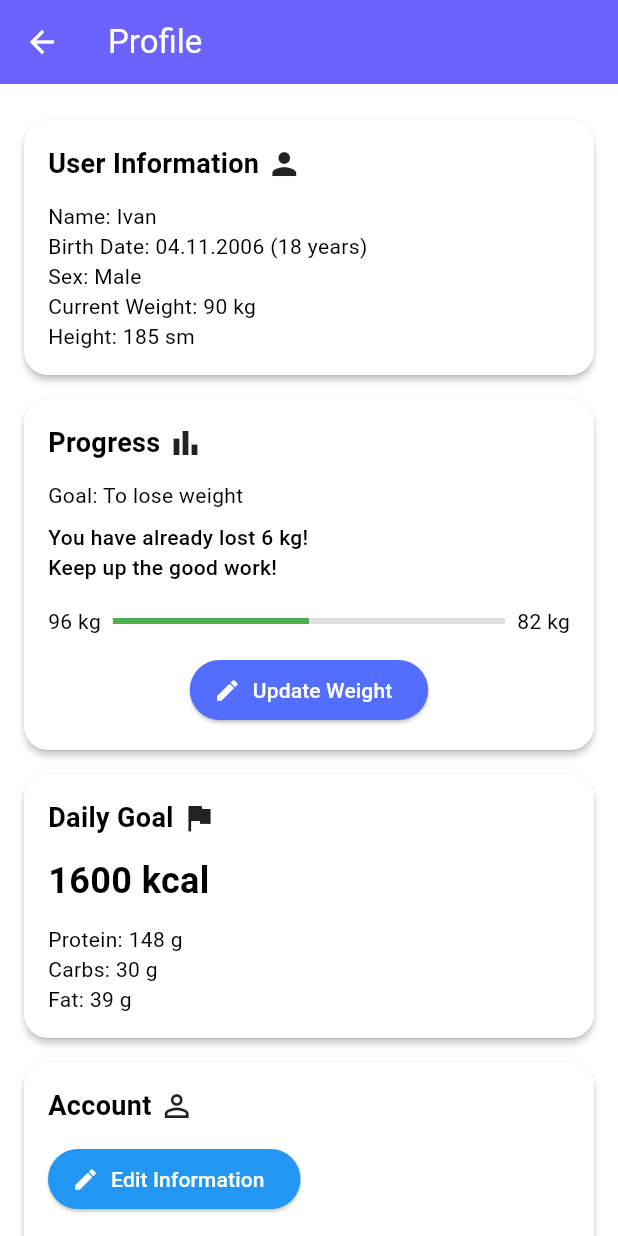
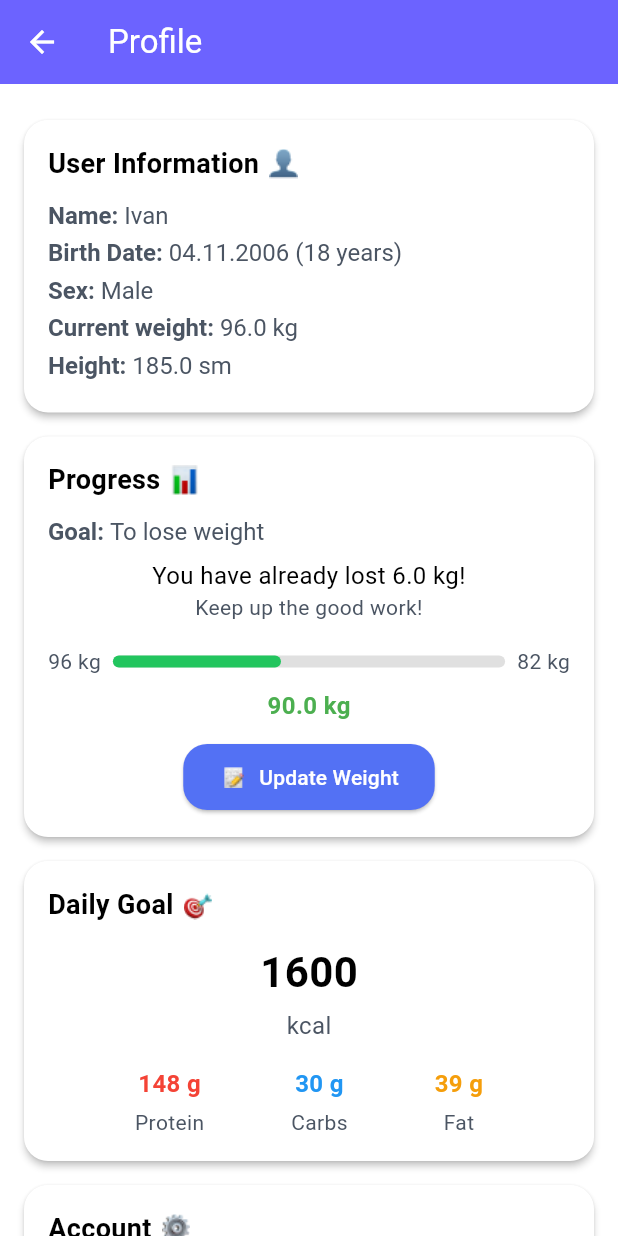
Before and after one commit to Retr0-46/BeGraceful, a Flutter app: the ProfileScreen screen opened by its route, on a phone screen of 412 x 824 dp. Run offline on Flutter 3.47's test engine with Material 3 defaults, Android fonts, the phone set to English and light mode, and no system bars; our stand-ins replace flutter_svg; project files that could hold a hidden picture were left out.

Commit message:
Improved UI

```diff
--- a/frontend/lib/src/ui/screens/profile/profile_screen.dart
+++ b/frontend/lib/src/ui/screens/profile/profile_screen.dart
@@ -1,24 +1,35 @@
 import 'package:flutter/material.dart';
-import 'package:frontend/src/ui/widgets/user_info_card.dart';
-import 'package:frontend/src/ui/widgets/progress_card.dart';
-import 'package:frontend/src/ui/widgets/daily_goal_card.dart';
-import 'package:frontend/src/ui/widgets/account_card.dart';
+import 'package:frontend/src/ui/widgets/profile_page/user_info_card.dart';
+import 'package:frontend/src/ui/widgets/profile_page/progress_card.dart';
+import 'package:frontend/src/ui/widgets/profile_page/daily_goal_card.dart';
+import 'package:frontend/src/ui/widgets/profile_page/account_card.dart';
+import 'package:frontend/src/models/registration_data.dart';
 
 class ProfileScreen extends StatelessWidget {
   const ProfileScreen({super.key});
 
   @override
   Widget build(BuildContext context) {
+final demoUser = RegistrationData()
+  ..username = 'Ivan'
+  ..gender = 'Male'
+  ..birthDate = DateTime(2006, 11, 4)
+  ..height = 185
+  ..weight = 96 // start weight from registartion
+  ..goal = 'To lose weight'
+  ..goalWeight = 82;
+
+final double currentWeight = 90;
     return Scaffold(
       appBar: AppBar(
         title: const Text('Profile'),
       ),
       body: SingleChildScrollView(
         child: Column(
-            children: const [
+            children: [
             SizedBox(height: 16),
-            UserInfoCard(),
-            ProgressCard(),
+            UserInfoCard(user: demoUser),
+            ProgressCard(user: demoUser, currentWeight: currentWeight),
             DailyGoalCard(),
             AccountCard(),
     ],
--- a/frontend/lib/src/ui/widgets/account_card.dart
+++ /dev/null
@@ -1,55 +0,0 @@
-import 'package:flutter/material.dart';
-
-class AccountCard extends StatelessWidget {
-  const AccountCard({super.key});
-
-  @override
-  Widget build(BuildContext context) {
-    return Card(
-      margin: const EdgeInsets.symmetric(horizontal: 16, vertical: 8),
-      shape: RoundedRectangleBorder(borderRadius: BorderRadius.circular(16)),
-      elevation: 2,
-      child: Padding(
-        padding: const EdgeInsets.all(16),
-        child: Column(
-          crossAxisAlignment: CrossAxisAlignment.start,
-          children: [
-            const Row(
-              children: [
-                Text(
-                  'Account ',
-                  style: TextStyle(fontSize: 18, fontWeight: FontWeight.bold),
-                ),
-                Icon(Icons.person_outline),
-              ],
-            ),
-            const SizedBox(height: 12),
-            ElevatedButton.icon(
-              onPressed: () {
-                // TODO: Реализовать переход к редактированию профиля
-              },
-              icon: const Icon(Icons.edit),
-              label: const Text('Edit Information'),
-              style: ElevatedButton.styleFrom(
-                backgroundColor: Colors.blue,
-                foregroundColor: Colors.white,
-              ),
-            ),
-            const SizedBox(height: 12),
-            ElevatedButton.icon(
-              onPressed: () {
-                // TODO: Реализовать логаут
-              },
-              icon: const Icon(Icons.logout),
-              label: const Text('Log Out'),
-              style: ElevatedButton.styleFrom(
-                backgroundColor: Colors.redAccent,
-                foregroundColor: Colors.white,
-              ),
-            ),
-          ],
-        ),
-      ),
-    );
-  }
-}
--- a/frontend/lib/src/ui/widgets/daily_goal_card.dart
+++ /dev/null
@@ -1,40 +0,0 @@
-import 'package:flutter/material.dart';
-
-class DailyGoalCard extends StatelessWidget {
-  const DailyGoalCard({super.key});
-
-  @override
-  Widget build(BuildContext context) {
-    return Card(
-      margin: const EdgeInsets.symmetric(horizontal: 16, vertical: 8),
-      shape: RoundedRectangleBorder(borderRadius: BorderRadius.circular(16)),
-      elevation: 2,
-      child: Padding(
-        padding: const EdgeInsets.all(16),
-        child: Column(
-          crossAxisAlignment: CrossAxisAlignment.start,
-          children: const [
-            Row(
-              children: [
-                Text(
-                  'Daily Goal ',
-                  style: TextStyle(fontSize: 18, fontWeight: FontWeight.bold),
-                ),
-                Icon(Icons.flag),
-              ],
-            ),
-            SizedBox(height: 12),
-            Text(
-              '1600 kcal',
-              style: TextStyle(fontSize: 24, fontWeight: FontWeight.bold),
-            ),
-            SizedBox(height: 12),
-            Text('Protein: 148 g'),
-            Text('Carbs: 30 g'),
-            Text('Fat: 39 g'),
-          ],
-        ),
-      ),
-    );
-  }
-}
--- /dev/null
+++ b/frontend/lib/src/ui/widgets/profile_page/account_card.dart
@@ -0,0 +1,96 @@
+import 'package:flutter/material.dart';
+
+class AccountCard extends StatelessWidget {
+  const AccountCard({super.key});
+
+  @override
+  Widget build(BuildContext context) {
+    return Card(
+      margin: const EdgeInsets.symmetric(horizontal: 16, vertical: 8),
+      shape: RoundedRectangleBorder(borderRadius: BorderRadius.circular(16)),
+      elevation: 2,
+      child: Padding(
+        padding: const EdgeInsets.all(16),
+        child: Column(
+          crossAxisAlignment: CrossAxisAlignment.start,
+          children: [
+            Row(
+              children: [
+                const Text(
+                  'Account ',
+                  style: TextStyle(fontSize: 18, fontWeight: FontWeight.w600),
+                ),
+                const SizedBox(width: 2),
+                Image.asset(
+                  'assets/images/profile_page/account_icon.png',
+                  height: 20,
+                  alignment: Alignment.bottomCenter,
+                ),
+              ],
+            ),
+            const SizedBox(height: 12),
+
+Center(
+  child: Column(
+    children: [
+     SizedBox(
+  width: 240,
+  child: OutlinedButton.icon(
+    onPressed: () {
+      // TODO: Edit info
+    },
+    icon: Image.asset(
+      'assets/images/profile_page/edit_icon.png',
+      height: 20,
+    ),
+    label: const Text(
+      'Edit Information',
+      style: TextStyle(
+        color: Colors.black,
+        fontWeight: FontWeight.w500,
+      ),
+    ),
+    style: OutlinedButton.styleFrom(
+      backgroundColor: Colors.white,
+      side: const BorderSide(color: Color(0xFFE5E7EB)),
+      shape: RoundedRectangleBorder(
+        borderRadius: BorderRadius.circular(12),
+      ),
+      padding: const EdgeInsets.symmetric(vertical: 12),
+    ),
+  ),
+),
+
+      const SizedBox(height: 12),
+
+      // Log Out
+      SizedBox(
+        width: 240,
+        child: ElevatedButton.icon(
+          onPressed: () {
+            // TODO: Реализовать logout
+          },
+          icon: Image.asset(
+            'assets/images/profile_page/logout_icon.png',
+            height: 20,
+          ),
+          label: const Text('Log Out'),
+          style: ElevatedButton.styleFrom(
+            backgroundColor: const Color(0xFFF87171),
+            foregroundColor: Colors.white,
+            shape: RoundedRectangleBorder(
+              borderRadius: BorderRadius.circular(12),
+            ),
+            padding: const EdgeInsets.symmetric(vertical: 12),
+          ),
+        ),
+      ),
+    ],
+  ),
+),
+          ],
+        ),
+      ),
+    );
+  }
+}
--- /dev/null
+++ b/frontend/lib/src/ui/widgets/profile_page/daily_goal_card.dart
@@ -0,0 +1,130 @@
+import 'package:flutter/material.dart';
+
+class DailyGoalCard extends StatelessWidget {
+  const DailyGoalCard({super.key});
+
+  @override
+  Widget build(BuildContext context) {
+    // TODO: Replace fake data for real calories, carbs, fats and proteins
+    final int calories = 1600;
+    final int protein = 148;
+    final int carbs = 30;
+    final int fat = 39;
+
+    return Card(
+      margin: const EdgeInsets.symmetric(horizontal: 16, vertical: 8),
+      shape: RoundedRectangleBorder(borderRadius: BorderRadius.circular(16)),
+      elevation: 2,
+      child: Padding(
+        padding: const EdgeInsets.all(16),
+        child: Column(
+          crossAxisAlignment: CrossAxisAlignment.start,
+          children: [
+            Row(
+              children: [
+                const Text(
+                  'Daily Goal ',
+                  style: TextStyle(fontSize: 18, fontWeight: FontWeight.w600),
+                ),
+                const SizedBox(width: 2),
+                Image.asset(
+                  'assets/images/profile_page/daily_goal_icon.png',
+                  height: 20,
+                  alignment: Alignment.bottomCenter,
+                ),
+              ],
+            ),
+            const SizedBox(height: 12),
+
+            Center(
+              child: Column(
+                children: [
+                  Text(
+                    '$calories',
+                    style: const TextStyle(
+                      fontSize: 28,
+                      fontWeight: FontWeight.bold,
+                    ),
+                  ),
+                  const SizedBox(height: 4),
+                  const Text(
+                    'kcal',
+                    style: TextStyle(
+                      fontSize: 16,
+                      color: Color(0xFF4B5563),
+                    ),
+                  ),
+                ],
+              ),
+            ),
+
+            const SizedBox(height: 16),
+
+            Row(
+              mainAxisAlignment: MainAxisAlignment.spaceEvenly,
+              children: [
+                Column(
+                  children: [
+                    Text(
+                      '$protein g',
+                      style: const TextStyle(
+                        color: Colors.red,
+                        fontWeight: FontWeight.w600,
+                        fontSize: 16,
+                      ),
+                    ),
+                    const SizedBox(height: 4),
+                    const Text(
+                      'Protein',
+                      style: TextStyle(
+                        color: Color(0xFF4B5563),
+                      ),
+                    ),
+                  ],
+                ),
+                Column(
+                  children: [
+                    Text(
+                      '$carbs g',
+                      style: const TextStyle(
+                        color: Colors.blue,
+                        fontWeight: FontWeight.w600,
+                        fontSize: 16,
+                      ),
+                    ),
+                    const SizedBox(height: 4),
+                    const Text(
+                      'Carbs',
+                      style: TextStyle(
+                        color: Color(0xFF4B5563),
+                      ),
+                    ),
+                  ],
+                ),
+                Column(
+                  children: [
+                    Text(
+                      '$fat g',
+                      style: const TextStyle(
+                        color: Color(0xFFF59E0B),
+                        fontWeight: FontWeight.w600,
+                        fontSize: 16,
+                      ),
+                    ),
+                    const SizedBox(height: 4),
+                    const Text(
+                      'Fat',
+                      style: TextStyle(
+                        color: Color(0xFF4B5563),
+                      ),
+                    ),
+                  ],
+                ),
+              ],
+            ),
+          ],
+        ),
+      ),
+    );
+  }
+}
--- /dev/null
+++ b/frontend/lib/src/ui/widgets/profile_page/progress_card.dart
@@ -0,0 +1,146 @@
+import 'package:flutter/material.dart';
+import 'package:frontend/src/models/registration_data.dart';
+
+class ProgressCard extends StatelessWidget {
+  final RegistrationData user;
+  final double currentWeight;
+
+const ProgressCard({super.key, required this.user, required this.currentWeight});
+  @override
+  Widget build(BuildContext context) {
+    final double? start = user.weight;
+    final double? goal = user.goalWeight;
+
+    double progress = 0;
+    double alreadyLost = 0;
+    double totalToLose = 0;
+
+    if (start != null && goal != null) {
+      alreadyLost = (start - currentWeight).clamp(0, double.infinity);
+      totalToLose = (start - goal).clamp(0, double.infinity);
+      progress = totalToLose > 0 ? (alreadyLost / totalToLose).clamp(0.0, 1.0) : 0;
+    }
+
+    return Card(
+      margin: const EdgeInsets.symmetric(horizontal: 16, vertical: 8),
+      shape: RoundedRectangleBorder(borderRadius: BorderRadius.circular(16)),
+      elevation: 2,
+      child: Padding(
+        padding: const EdgeInsets.all(16),
+        child: Column(
+          crossAxisAlignment: CrossAxisAlignment.start,
+          children: [
+            Row(
+              children: [
+                const Text(
+                  'Progress ',
+                  style: TextStyle(fontSize: 18, fontWeight: FontWeight.w600),
+                ),
+                const SizedBox(width: 2),
+                Image.asset(
+                  'assets/images/profile_page/progress_icon.png',
+                  height: 20,
+                  alignment: Alignment.bottomCenter,
+                ),
+              ],
+            ),
+            const SizedBox(height: 12),
+            RichText(
+  text: TextSpan(
+    style: const TextStyle(
+      fontSize: 16,
+      color: Color(0xFF4B5563),
+    ),
+    children: [
+      const TextSpan(
+        text: 'Goal: ',
+        style: TextStyle(fontWeight: FontWeight.w600),
+      ),
+      TextSpan(
+        text: user.goal ?? '—',
+      ),
+    ],
+  ),
+),
+            const SizedBox(height: 8),
+            Center(
+                child: Column(
+                  children: [
+                    Text(
+                      'You have already lost ${alreadyLost.toStringAsFixed(1)} kg!',
+                      style: const TextStyle(
+                        fontSize: 16,
+                        color: Color(0xFF000000),
+                      ),
+                      textAlign: TextAlign.center,
+                    ),
+                    const SizedBox(height: 0),
+                    const Text(
+                      'Keep up the good work!',
+                      style: TextStyle(
+                        fontSize: 14,
+                        color: Color(0xFF4B5563),
+                      ),
+                      textAlign: TextAlign.center,
+                    ),
+                  ],
+                ),
+              ),
+            const SizedBox(height: 16),
+            Row(
+              mainAxisAlignment: MainAxisAlignment.spaceBetween,
+              children: [
+                Text('${start?.toInt()} kg', style: const TextStyle(color: Color(0xFF4B5563))),
+                Expanded(
+                  child: Padding(
+                    padding: const EdgeInsets.symmetric(horizontal: 8),
+                    child: LinearProgressIndicator(
+                      value: progress,
+                      minHeight: 8,
+                      borderRadius: BorderRadius.circular(4),
+                      color: const Color(0xFF22C55E),
+                      backgroundColor: Colors.grey[300],
+                    ),
+                  ),
+                ),
+                Text('${goal?.toInt()} kg', style: const TextStyle(color: Color(0xFF4B5563))),
+              ],
+            ),
+            const SizedBox(height: 8),
+            Center(
+              child: Text(
+                '${currentWeight.toStringAsFixed(1)} kg',
+                style: const TextStyle(
+                  color: Colors.green,
+                  fontWeight: FontWeight.bold,
+                  fontSize: 16,
+                ),
+              ),
+            ),
+            const SizedBox(height: 12),
+            Center(
+              child: ElevatedButton.icon(
+                onPressed: () {
+                  // TODO: Реализовать обновление веса
+                },
+                icon: Image.asset(
+                  'assets/images/profile_page/update_weight_icon.png',
+                  height: 20,
+                ),
+                label: const Text('Update Weight'),
+                style: ElevatedButton.styleFrom(
+                  backgroundColor: Color(0xFF5371F4),
+                  foregroundColor: Colors.white,
+                  shape: RoundedRectangleBorder(
+                    borderRadius: BorderRadius.circular(16),
+                  ),
+                  padding: const EdgeInsets.symmetric(horizontal: 24, vertical: 12),
+                ),
+              ),
+            ),
+          ],
+        ),
+      ),
+    );
+  }
+}
--- /dev/null
+++ b/frontend/lib/src/ui/widgets/profile_page/user_info_card.dart
@@ -0,0 +1,75 @@
+import 'package:flutter/material.dart';
+import 'package:frontend/src/models/registration_data.dart';
+import 'package:intl/intl.dart'; // для форматирования даты
+
+class UserInfoCard extends StatelessWidget {
+  final RegistrationData user;
+
+  const UserInfoCard({super.key, required this.user});
+
+  int _calculateAge(DateTime birthDate) {
+    final now = DateTime.now();
+    int age = now.year - birthDate.year;
+    if (now.month < birthDate.month || (now.month == birthDate.month && now.day < birthDate.day)) {
+      age--;
+    }
+    return age;
+  }
+
+  @override
+  Widget build(BuildContext context) {
+    final birth = user.birthDate;
+    final age = birth != null ? _calculateAge(birth) : null;
+    final birthFormatted = birth != null ? DateFormat('dd.MM.yyyy').format(birth) : 'Unknown';
+
+    return Card(
+      margin: const EdgeInsets.symmetric(horizontal: 16, vertical: 8),
+      shape: RoundedRectangleBorder(borderRadius: BorderRadius.circular(16)),
+      elevation: 2,
+      child: Padding(
+        padding: const EdgeInsets.all(16),
+        child: Column(
+          crossAxisAlignment: CrossAxisAlignment.start,
+          children: [
+            Row(
+              children: [
+                const Text(
+                  'User Information ',
+                  style: TextStyle(fontSize: 18, fontWeight: FontWeight.w600),
+                ),
+                const SizedBox(width: 2),
+                Image.asset(
+                  'assets/images/profile_page/user_information_icon.png',
+                  height: 20,
+                  alignment: Alignment.bottomCenter,
+                ),
+              ],
+            ),
+            const SizedBox(height: 12),
+
+            _buildLine('Name: ', user.username),
+            _buildLine('Birth Date: ', birth != null ? '$birthFormatted ($age years)' : null),
+            _buildLine('Sex: ', user.gender),
+            _buildLine('Current weight: ', user.weight != null ? '${user.weight!.toStringAsFixed(1)} kg' : null),
+            _buildLine('Height: ', user.height != null ? '${user.height!.toStringAsFixed(1)} sm' : null),
+          ],
+        ),
+      ),
+    );
+  }
+
+  Widget _buildLine(String label, String? value) {
+    return Padding(
+      padding: const EdgeInsets.only(bottom: 6),
+      child: RichText(
+        text: TextSpan(
+          style: const TextStyle(fontSize: 16, color: Color(0xFF4B5563)),
+          children: [
+            TextSpan(text: label, style: const TextStyle(fontWeight: FontWeight.w600)),
+            TextSpan(text: value ?? '—'),
+          ],
+        ),
+      ),
+    );
+  }
+}
--- a/frontend/lib/src/ui/widgets/progress_card.dart
+++ /dev/null
@@ -1,68 +0,0 @@
-import 'package:flutter/material.dart';
-
-class ProgressCard extends StatelessWidget {
-  const ProgressCard({super.key});
-
-  @override
-  Widget build(BuildContext context) {
-    return Card(
-      margin: const EdgeInsets.symmetric(horizontal: 16, vertical: 8),
-      shape: RoundedRectangleBorder(borderRadius: BorderRadius.circular(16)),
-      elevation: 2,
-      child: Padding(
-        padding: const EdgeInsets.all(16),
-        child: Column(
-          crossAxisAlignment: CrossAxisAlignment.start,
-          children: [
-            const Row(
-              children: [
-                Text(
-                  'Progress ',
-                  style: TextStyle(fontSize: 18, fontWeight: FontWeight.bold),
-                ),
-                Icon(Icons.bar_chart),
-              ],
-            ),
-            const SizedBox(height: 12),
-            const Text('Goal: To lose weight'),
-            const SizedBox(height: 8),
-            const Text(
-              'You have already lost 6 kg!\nKeep up the good work!',
-              style: TextStyle(fontWeight: FontWeight.w500),
-            ),
-            const SizedBox(height: 16),
-            Row(
-              children: [
-                const Text('96 kg'),
-                const SizedBox(width: 8),
-                Expanded(
-                  child: LinearProgressIndicator(
-                    value: 0.5, // от 0 до 1 — можешь потом заменить на переменную
-                    color: Colors.green,
-                    backgroundColor: Colors.grey[300],
-                  ),
-                ),
-                const SizedBox(width: 8),
-                const Text('82 kg'),
-              ],
-            ),
-            const SizedBox(height: 12),
-            Center(
-              child: ElevatedButton.icon(
-                onPressed: () {
-                  // TODO: добавить логику обновления веса
-                },
-                icon: const Icon(Icons.edit),
-                label: const Text('Update Weight'),
-                style: ElevatedButton.styleFrom(
-                  backgroundColor: Colors.indigoAccent,
-                  foregroundColor: Colors.white,
-                ),
-              ),
-            ),
-          ],
-        ),
-      ),
-    );
-  }
-}
--- a/frontend/lib/src/ui/widgets/user_info_card.dart
+++ /dev/null
@@ -1,37 +0,0 @@
-import 'package:flutter/material.dart';
-
-class UserInfoCard extends StatelessWidget {
-  const UserInfoCard({super.key});
-
-  @override
-  Widget build(BuildContext context) {
-    return Card(
-      margin: const EdgeInsets.symmetric(horizontal: 16, vertical: 8),
-      shape: RoundedRectangleBorder(borderRadius: BorderRadius.circular(16)),
-      elevation: 2,
-      child: Padding(
-        padding: const EdgeInsets.all(16),
-        child: Column(
-          crossAxisAlignment: CrossAxisAlignment.start,
-          children: const [
-            Row(
-              children: [
-                Text(
-                  'User Information ',
-                  style: TextStyle(fontSize: 18, fontWeight: FontWeight.bold),
-                ),
-                Icon(Icons.person),
-              ],
-            ),
-            SizedBox(height: 12),
-            Text('Name: Ivan'),
-            Text('Birth Date: 04.11.2006 (18 years)'),
-            Text('Sex: Male'),
-            Text('Current Weight: 90 kg'),
-            Text('Height: 185 sm'),
-          ],
-        ),
-      ),
-    );
-  }
-}
```
Also changed, not shown: frontend/pubspec.yaml (+8 -0 lines), frontend/assets/images/profile_page/account_icon.png (added), frontend/assets/images/profile_page/daily_goal_icon.png (added), frontend/assets/images/profile_page/edit_icon.png (added), frontend/assets/images/profile_page/logout_icon.png (added), frontend/assets/images/profile_page/progress_icon.png (added), frontend/assets/images/profile_page/update_weight_icon.png (added), frontend/assets/images/profile_page/user_information_icon.png (added), frontend/pubspec.lock.
